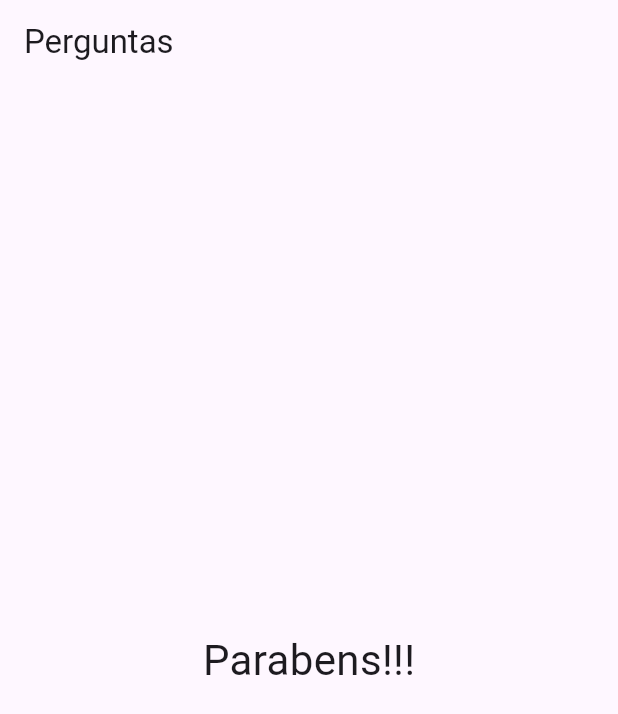
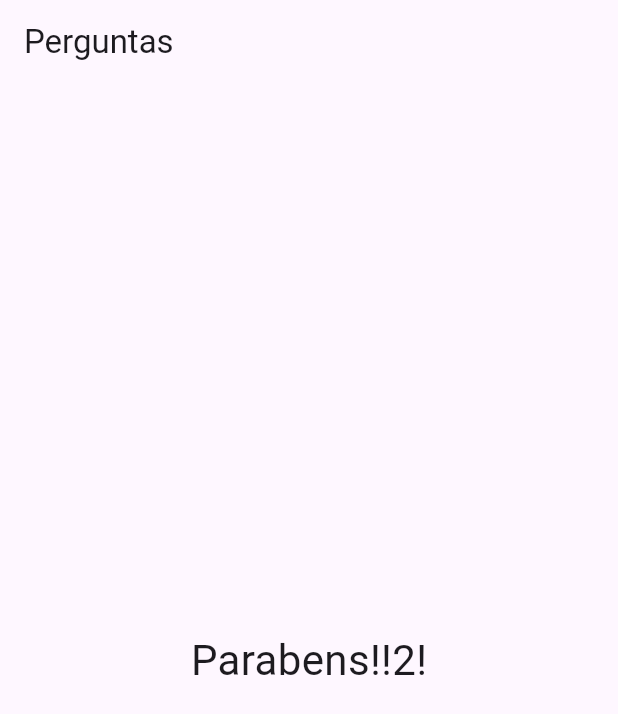
Before and after one commit to JonatasFSilva/curso_flutter, a Flutter app: the screen it shows after launch, after a tap on "Preto", after a tap on "Cobra", after a tap on "Leo", on a phone screen of 412 x 824 dp. Shown: the top 714 px of the screen. Run offline on Flutter 3.47's test engine with Material 3 defaults, Android fonts, the phone set to English and light mode, and no system bars.

Commit message:
criacao da classe resulta e refatoramento

```diff
--- a/projeto_perguntas/lib/main.dart
+++ b/projeto_perguntas/lib/main.dart
@@ -1,6 +1,7 @@
 import 'package:flutter/material.dart';
 import './questao.dart';
 import './resposta.dart';
+import './resultado.dart';
 
 void main(List<String> args) {
   runApp(PerguntaApp());
@@ -54,12 +55,7 @@ class _PerguntaAppState extends State<PerguntaApp> {
                   ...respostas!.map((t) => Resposta(t, _responder)),
                 ],
               )
-            : const Center(
-                child: Text(
-                  "Parabens!!!",
-                  style: TextStyle(fontSize: 28),
-                ),
-              ),
+            : Resultado(),
       ),
     );
   }
--- /dev/null
+++ b/projeto_perguntas/lib/resultado.dart
@@ -0,0 +1,14 @@
+import 'package:flutter/material.dart';
+
+class Resultado extends StatelessWidget {
+
+  @override
+  Widget build(BuildContext context) {
+    return const Center(
+      child: Text(
+        "Parabens!!2!",
+        style: TextStyle(fontSize: 28),
+      ),
+    );
+  }
+}
```
